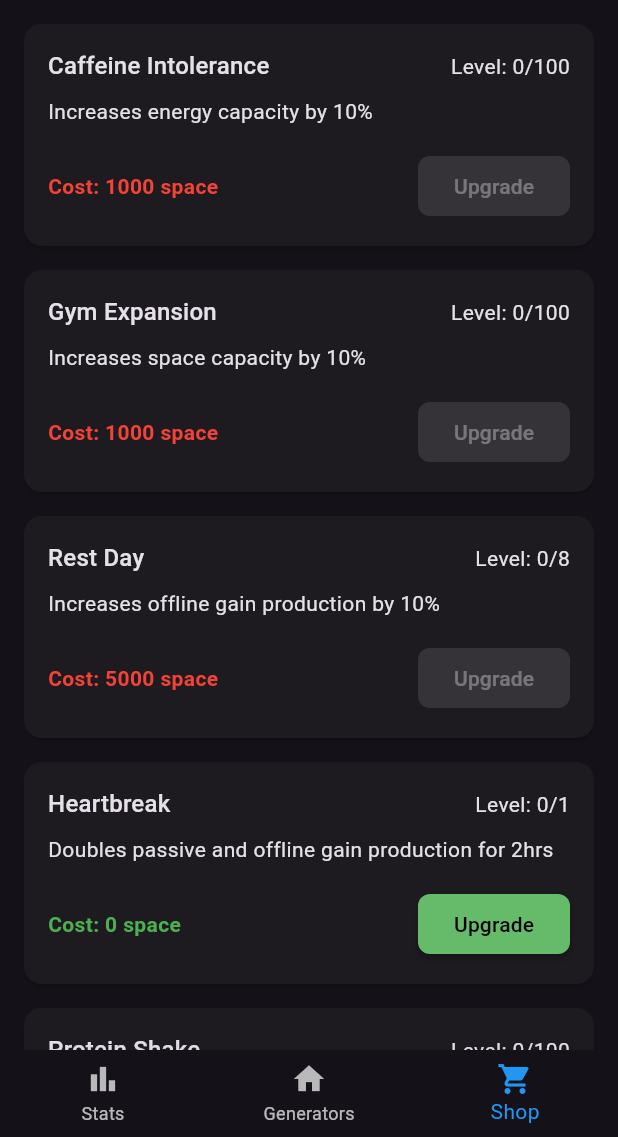
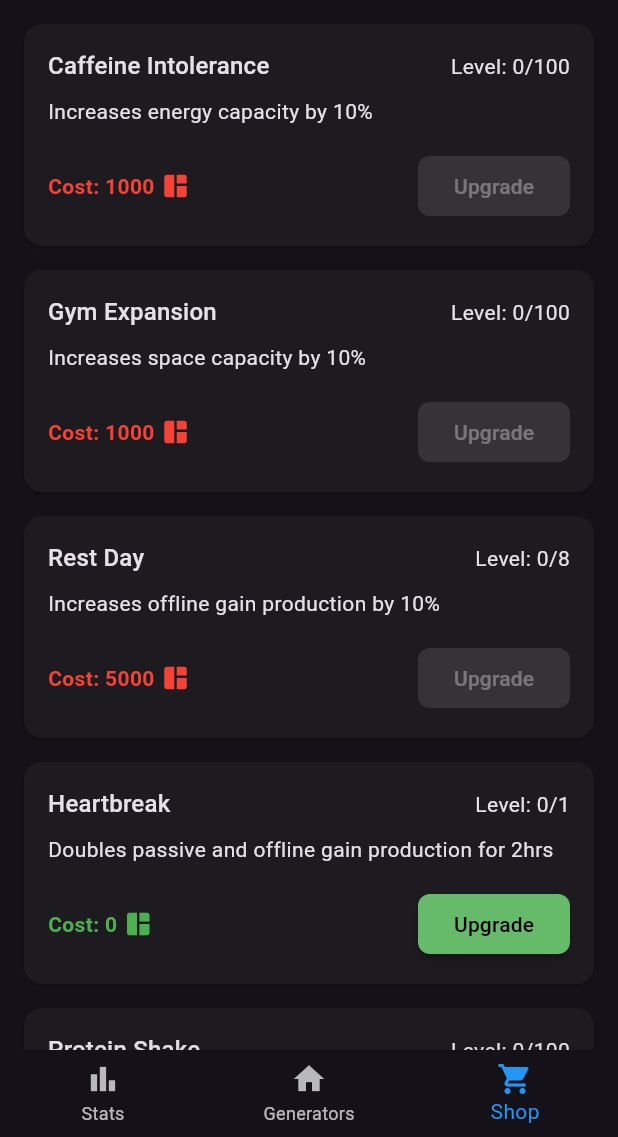
Before and after one commit to enzosv/idlefit-flutter, a Flutter app: the screen it shows after launch, item 3 of the bottom bar chosen, on a phone screen of 412 x 824 dp, the part 99-1236 px from its top. Run offline on Flutter 3.47's test engine with Material 3 defaults, Android fonts, the phone set to English and light mode, and no system bars; our stand-ins replace objectbox, shared_preferences; missing offline and left inert: flame, health; generated files the repository leaves out were written again.

Commit message:
use icons for currency

```diff
--- a/lib/widgets/generator_card.dart
+++ b/lib/widgets/generator_card.dart
@@ -195,7 +195,7 @@ class _GeneratorCardState extends State<GeneratorCard>
               'Produces: ${toLettersNotation(generator.singleOutput)} coins/sec',
             ),
           ],
-          costText: 'Cost: ${toLettersNotation(generator.cost)} coins',
+          costText: 'Cost: ${toLettersNotation(generator.cost)}',
           costColor:
               widget.gameState.coins.count >= generator.cost
                   ? Colors.green
--- a/lib/widgets/shop_item_card.dart
+++ b/lib/widgets/shop_item_card.dart
@@ -22,10 +22,15 @@ class ShopItemCard extends StatelessWidget {
           item.level > 0
               ? [Text('Current effect: ${item.currentEffectValue}')]
               : [],
-      costText:
-          isMaxLevel
-              ? 'MAXED OUT'
-              : 'Cost: ${item.currentCost} ${item.costUnit.name}',
+      costText: isMaxLevel ? 'MAXED OUT' : 'Cost: ${item.currentCost}',
+      costIcon: Icon(
+        Icons.space_dashboard,
+        color:
+            gameState.space.count >= item.currentCost
+                ? Colors.green
+                : Colors.red,
+        size: 20,
+      ),
       costColor:
           isMaxLevel
               ? Colors.grey
```
Lines whose indentation alone changed are shown as unchanged.
